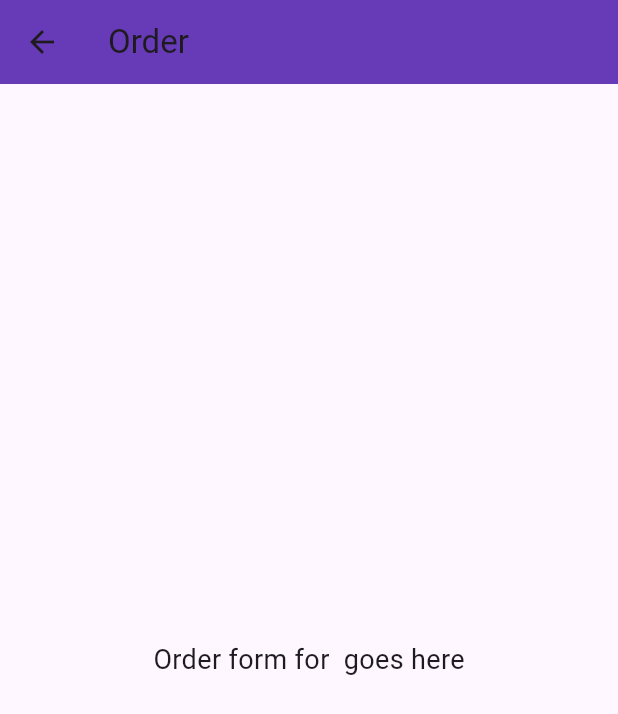
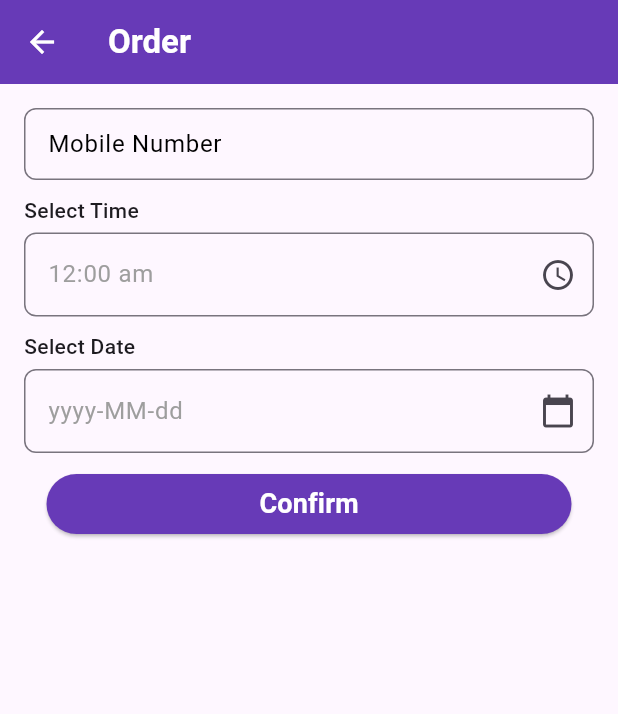
Before and after one commit to Hanzala-Habib/Solar_Services_app, a Flutter app: the OrderScreen screen opened directly with empty values, on a phone screen of 412 x 824 dp. Shown: the top 714 px of the screen. Run offline on Flutter 3.47's test engine with Material 3 defaults, Android fonts, the phone set to English and light mode, and no system bars; our stand-ins replace carousel_slider, cloud_firestore, dio, firebase_auth, firebase_core, firebase_messaging and 3 more; missing offline and left inert: flutter_phone_direct_caller; accounts and stored records are empty.

Commit message:
client and admin side completed

```diff
--- a/lib/screens/AdminBillsScreen/admin_bills_screen.dart
+++ b/lib/screens/AdminBillsScreen/admin_bills_screen.dart
@@ -4,7 +4,7 @@ import 'package:get/get.dart';
 
 import 'package:cloud_firestore/cloud_firestore.dart';
 
-class AdminScreen extends StatelessWidget {
+class AdminBillsScreen extends StatelessWidget {
   final BillController controller = Get.put(BillController());
 
   @override
--- a/lib/screens/AdminScreen/admin_screen_controller.dart
+++ b/lib/screens/AdminScreen/admin_screen_controller.dart
@@ -73,7 +73,7 @@ class AdminController extends GetxController {
   Future<void> deleteUser(String uid,String collection) async {
     try {
       await _firestore.collection(collection).doc(uid).delete();
-      Get.snackbar("User Deleted", "User removed from system.");
+      Get.snackbar("Deleted", "User removed from system.");
       if(collection!='Employee'){
         await fetchUsers();
 
--- a/lib/screens/ClientScreen/client_profile_screen.dart
+++ b/lib/screens/ClientScreen/client_profile_screen.dart
@@ -2,7 +2,7 @@ import 'package:crmproject/screens/AdminScreen/admin_screen_controller.dart';
 import 'package:crmproject/screens/ClientScreen/client_screen.dart';
 import 'package:crmproject/screens/ClientScreen/client_screen_controller.dart';
 import 'package:crmproject/screens/LoginScreen/login_screen.dart';
-import 'package:crmproject/utils/widgets/Save_button.dart';
+import 'package:crmproject/utils/widgets/save_button.dart';
 import 'package:crmproject/utils/widgets/custom_input_field.dart';
 import 'package:flutter/material.dart';
 import 'package:get/get.dart';
--- /dev/null
+++ b/lib/screens/Subscribe Servcice/order_confirm_model.dart
@@ -0,0 +1,10 @@
+
+
+
+import 'package:flutter/cupertino.dart';
+import 'package:get/get.dart';
+
+class OrderController extends GetxController{
+  final timeController=TextEditingController();
+  final dateController=TextEditingController();
+}
--- /dev/null
+++ b/lib/screens/Subscribe Servcice/order_confirm_screen.dart
@@ -0,0 +1,43 @@
+import 'package:crmproject/screens/ClientScreen/client_screen.dart';
+import 'package:crmproject/screens/Subscribe%20Servcice/order_confirm_model.dart';
+import 'package:crmproject/utils/widgets/save_button.dart';
+import 'package:crmproject/utils/widgets/custom_date_time_field.dart';
+import 'package:crmproject/utils/widgets/custom_input_field.dart';
+import 'package:crmproject/utils/widgets/custom_time_selection_field.dart';
+import 'package:flutter/material.dart';
+import 'package:get/get.dart';
+
+class OrderScreen extends StatelessWidget {
+  final Map<String, dynamic> serviceData;
+  final controller=Get.put(OrderController());
+
+ OrderScreen({super.key, required this.serviceData});
+
+  @override
+  Widget build(BuildContext context) {
+    return Scaffold(
+      appBar: AppBar(
+        iconTheme: IconThemeData(color: Colors.white),
+        title: Text(
+          "Order ${serviceData['title']}",
+          style: TextStyle(fontWeight: FontWeight.bold, color: Colors.white),
+        ),
+        backgroundColor: Colors.deepPurple,
+      ),
+      body: Padding(padding: EdgeInsets.all(16.0),
+        child: Column(
+          spacing: 10,
+          children: [
+            CustomInputField(label: "Mobile Number",keyboardType: TextInputType.phone,),
+            CustomTimeSelectionField(label: "Select Time", controller:controller.timeController ),
+            CustomDateField(label: "Select Date",controller: controller.dateController,),
+            SaveButton(buttonText:"Confirm" ,onPressed:(){
+              Get.snackbar("Subscription Confirmed", "Please available on that day out technician with contact you before an hours");
+              Get.off(()=>ClientScreen());
+            })
+          ],
+        ),
+      ),
+    );
+  }
+}
--- a/lib/screens/Subscribe Servcice/subscribe_service_screen.dart
+++ /dev/null
@@ -1,22 +0,0 @@
-import 'package:flutter/material.dart';
-
-class OrderScreen extends StatelessWidget {
-  final Map<String, dynamic> serviceData;
-  const OrderScreen({super.key, required this.serviceData});
-
-  @override
-  Widget build(BuildContext context) {
-    return Scaffold(
-      appBar: AppBar(
-        title: Text("Order ${serviceData['name']}"),
-        backgroundColor: Colors.deepPurple,
-      ),
-      body: Center(
-        child: Text(
-          "Order form for ${serviceData['name']} goes here",
-          style: TextStyle(fontSize: 18),
-        ),
-      ),
-    );
-  }
-}
--- /dev/null
+++ b/lib/utils/widgets/custom_date_time_field.dart
@@ -0,0 +1,131 @@
+import 'package:flutter/material.dart';
+import 'package:flutter/services.dart';
+import 'package:intl/intl.dart';
+
+class CustomDateField extends StatefulWidget {
+  final String label;
+  final ValueChanged<DateTime?>? onChanged;
+  final TextEditingController? controller;
+
+  const CustomDateField({
+    super.key,
+    required this.label,
+    this.onChanged,
+    this.controller,
+  });
+
+  @override
+  _CustomDatePickerFieldState createState() {
+    return _CustomDatePickerFieldState();
+  }
+}
+
+class _CustomDatePickerFieldState extends State<CustomDateField> {
+  DateTime? selectedDate;
+  late TextEditingController _controller;
+
+  @override
+  void initState() {
+    super.initState();
+    _controller = widget.controller ?? TextEditingController();
+  }
+
+  Future<void> _selectDate(BuildContext context) async {
+    DateTime? picked = await showDatePicker(
+      context: context,
+      initialDate: selectedDate ?? DateTime.now(),
+      firstDate: DateTime(1900),
+      lastDate: DateTime(2100),
+    );
+
+    if (picked != null) {
+      setState(() {
+        selectedDate = picked;
+        _controller.text = DateFormat("yyyy-MM-dd").format(picked);
+      });
+      widget.onChanged?.call(picked);
+    }
+  }
+
+  String? _validator(String? value) {
+    if (value == null || value.isEmpty) {
+      return "Please select a date";
+    }
+
+    final regex = RegExp(r'^\d{4}-\d{2}-\d{2}$'); // yyyy-MM-dd strict
+    if (!regex.hasMatch(value)) {
+      return "Invalid format (use yyyy-MM-dd)";
+    }
+
+    try {
+      DateFormat("yyyy-MM-dd").parseStrict(value);
+    } catch (_) {
+      return "Invalid date";
+    }
+    return null;
+  }
+
+  @override
+  Widget build(BuildContext context) {
+    return Column(
+      crossAxisAlignment: CrossAxisAlignment.start,
+      children: [
+        Text(widget.label,
+            style: TextStyle(fontSize: 14, fontWeight: FontWeight.w500)),
+        SizedBox(height: 5),
+        TextFormField(
+          controller: _controller,
+          keyboardType: TextInputType.number,
+          cursorColor: Colors.black,
+          validator: _validator,
+          autovalidateMode: AutovalidateMode.onUserInteraction,
+          inputFormatters: [
+            FilteringTextInputFormatter.digitsOnly,
+            TextInputFormatter.withFunction((oldValue, newValue) {
+              String text = newValue.text;
+
+
+              if (text.length > 4 && text[4] != '-') {
+                text = '${text.substring(0, 4)}-${text.substring(4)}';
+              }
+              if (text.length > 7 && text[7] != '-') {
+                text = '${text.substring(0, 7)}-${text.substring(7)}';
+              }
+              if (text.length > 10) {
+                text = text.substring(0, 10);
+              }
+
+              return TextEditingValue(
+                text: text,
+                selection: TextSelection.collapsed(offset: text.length),
+              );
+            }),
+          ],
+          decoration: InputDecoration(
+            hintText: 'yyyy-MM-dd',
+            hintStyle: TextStyle(color: Colors.grey),
+            focusedBorder: OutlineInputBorder(
+                borderSide: BorderSide(color: Colors.black)),
+            border: OutlineInputBorder(borderRadius: BorderRadius.circular(8)),
+            suffixIcon: IconButton(
+              icon: Icon(Icons.calendar_today),
+              onPressed: () => _selectDate(context),
+            ),
+          ),
+          onChanged: (value) {
+            try {
+              final parsedDate =
+              DateFormat("yyyy-MM-dd").parseStrict(value.trim());
+              setState(() {
+                selectedDate = parsedDate;
+              });
+              widget.onChanged?.call(parsedDate);
+            } catch (_) {
+              // validator will show error
+            }
+          },
+        ),
+      ],
+    );
+  }
+}
--- /dev/null
+++ b/lib/utils/widgets/custom_time_selection_field.dart
@@ -0,0 +1,67 @@
+import 'package:flutter/material.dart';
+
+class CustomTimeSelectionField extends StatefulWidget {
+  final String label;
+  final ValueChanged<TimeOfDay?>? onChanged;
+  final TextEditingController controller;
+
+  const CustomTimeSelectionField({
+    super.key,
+    required this.label,
+    this.onChanged,
+    required this.controller,
+  });
+
+  @override
+  State<CustomTimeSelectionField> createState() => _SimpleTimeFieldState();
+}
+
+class _SimpleTimeFieldState extends State<CustomTimeSelectionField> {
+  TimeOfDay? selectedTime;
+
+  Future<void> _pickTime() async {
+    TimeOfDay? picked = await showTimePicker(
+      context: context,
+      initialTime: selectedTime ?? TimeOfDay.now(),
+    );
+
+    if (picked != null) {
+      setState(() {
+        selectedTime = picked;
+        widget.controller.text = picked.format(context);
+      });
+      widget.onChanged?.call(picked);
+    }
+  }
+
+  @override
+  Widget build(BuildContext context) {
+    return Column(
+      crossAxisAlignment: CrossAxisAlignment.start,
+      children: [
+        Text(widget.label,
+            style: TextStyle(fontSize: 14, fontWeight: FontWeight.w500)),
+        SizedBox(height: 5),
+        TextField(
+          controller: widget.controller,
+          readOnly: true,
+          decoration: InputDecoration(
+            hintText: '12:00 am',
+            hintStyle: TextStyle(color: Colors.grey),
+            border: OutlineInputBorder(borderRadius: BorderRadius.circular(8)),
+            focusedBorder: OutlineInputBorder(
+              borderSide: BorderSide(
+                color: Colors.black,
+                width: 2,
+              ),
+            ),
+            suffixIcon: IconButton(
+              icon: Icon(Icons.access_time),
+              onPressed: _pickTime,
+            ),
+          ),
+        ),
+      ],
+    );
+  }
+}
--- a/lib/utils/widgets/description_field.dart
+++ b/lib/utils/widgets/description_field.dart
@@ -1,9 +1,9 @@
 import 'package:flutter/material.dart';
 
 class DescriptionField extends StatelessWidget {
-  final descriptionController=TextEditingController();
+  final TextEditingController? descriptionController;
   final String  hintText;
-DescriptionField({super.key, required this.hintText});
+DescriptionField({super.key, required this.hintText,this.descriptionController});
 
   @override
   Widget build(BuildContext context) {
--- a/lib/utils/widgets/Save_button.dart
+++ b/lib/utils/widgets/save_button.dart
@@ -1,9 +1,10 @@
 import 'package:flutter/material.dart';
-import 'package:get/get.dart';
+
 class SaveButton extends StatelessWidget {
 
   final VoidCallback onPressed;
-  const SaveButton({super.key, required this.onPressed});
+  final String buttonText;
+  const SaveButton({super.key, required this.onPressed,  this.buttonText='Save'});
 
   @override
   Widget build(BuildContext context) {
@@ -15,8 +16,7 @@ class SaveButton extends StatelessWidget {
       ),
         onPressed: (){
        onPressed();
-      Get.snackbar('saves data', "your data is saved");
-    }, child: Text("Save",style: TextStyle(
+    }, child: Text(buttonText,style: TextStyle(
       fontSize: 18,
       fontWeight: FontWeight.bold,
       color: Colors.white
--- a/pubspec.yaml
+++ b/pubspec.yaml
@@ -47,6 +47,7 @@ dependencies:
   dio: ^5.7.0
   path_provider: ^2.1.5
   firebase_storage: ^12.3.3
+  intl:
 
 dev_dependencies:
   flutter_test:
```
Also changed, not shown: lib/screens/AdminScreen/admin_screen.dart (+10 -13 lines), lib/screens/AdminServiceManagementScreen/admin_service_management_controller.dart (added, +8 -0 lines), lib/screens/AdminServiceManagementScreen/admin_service_management_screen.dart (added, +144 -0 lines), lib/screens/ClientScreen/client_screen.dart (+97 -37 lines), lib/screens/EmployeeManagement/employee_management_screen.dart (+9 -18 lines), lib/screens/Service Details Screen/service_details_screen.dart (+14 -12 lines), lib/screens/Service Screen/create_service_screen.dart (+6 -6 lines), lib/screens/Service Screen/service_screen_controller.dart (+6 -2 lines), lib/screens/UserManagementScreen/user_management_screen.dart (added, +39 -0 lines), pubspec.lock.
